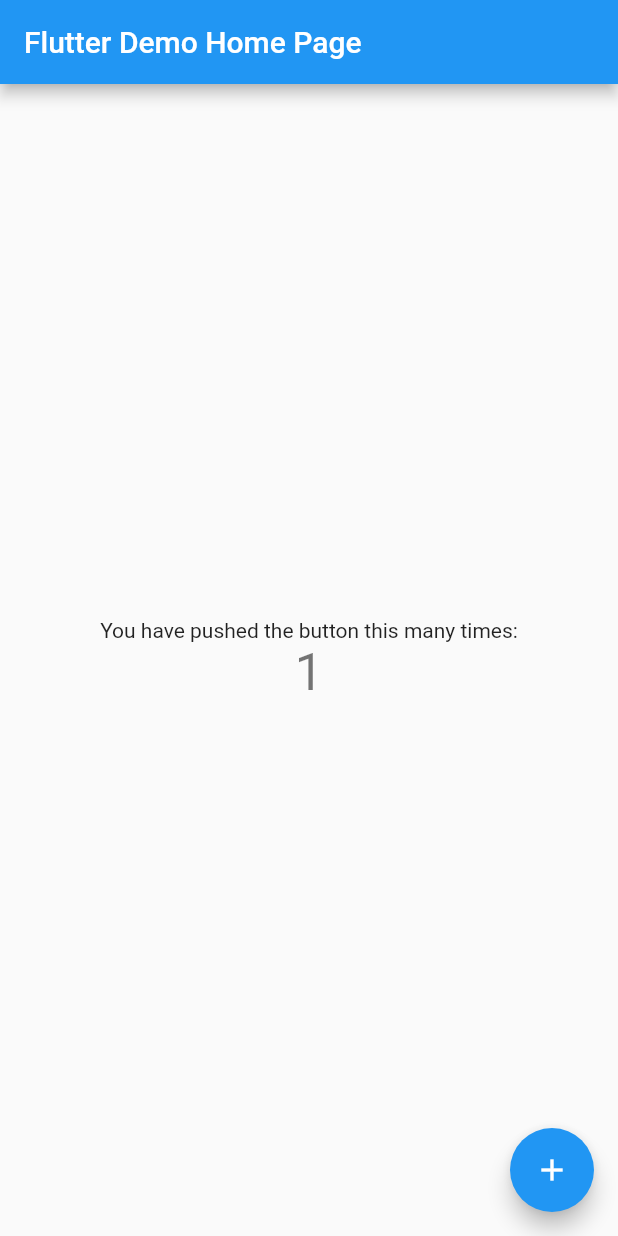
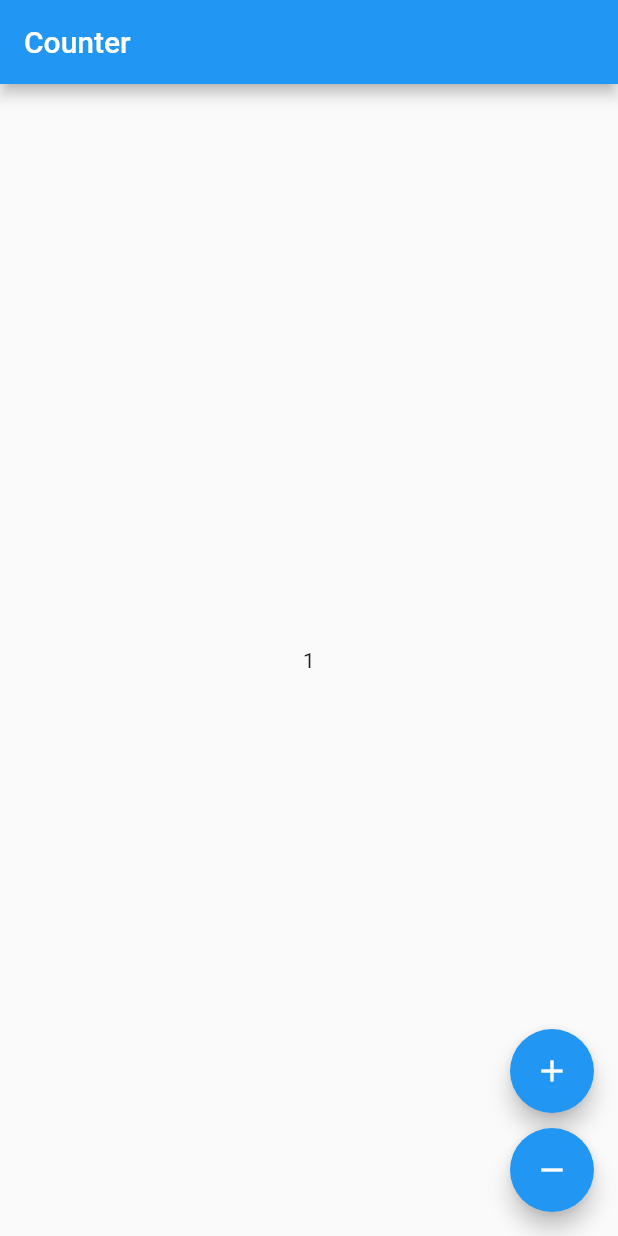
Before and after one commit to Lppt12345/Multi-UI-flutter, a Flutter app: the screen it shows after launch, after a tap on the "add" icon, on a phone screen of 412 x 824 dp. Run offline on Flutter 3.47's test engine with Material 2 defaults, Android fonts, the phone set to English and light mode, and no system bars; our stand-ins replace flutter_bloc.

Commit message:
Counter APP

```diff
--- /dev/null
+++ b/App-use-bloc/lib/counter_cubit.dart
@@ -0,0 +1,7 @@
+import 'package:flutter_bloc/flutter_bloc.dart';
+
+class CounterCubit extends Cubit<int>{
+  CounterCubit(): super(0);
+  void increment() => emit(state+1);
+  void decrement() => emit(state-1);
+}
--- /dev/null
+++ b/App-use-bloc/lib/counter_page.dart
@@ -0,0 +1,33 @@
+import 'package:flutter/material.dart';
+import 'package:flutter_bloc/flutter_bloc.dart';
+
+import 'counter_cubit.dart';
+
+class CounterPage extends StatelessWidget {
+  const CounterPage({Key? key}) : super(key: key);
+
+  @override
+  Widget build(BuildContext context) {
+    return Scaffold(
+      appBar: AppBar(
+        title: const Text('Counter'),
+      ),
+      body: BlocBuilder<CounterCubit, int>(
+        builder: (context, count) => Center(
+          child: Text('$count'),
+        ),
+      ),
+      floatingActionButton:
+          Column(mainAxisAlignment: MainAxisAlignment.end, children: [
+        FloatingActionButton(
+          child: const Icon(Icons.add),
+          onPressed: () => context.read<CounterCubit>().increment(),
+        ),
+        const SizedBox(height: 10),
+        FloatingActionButton(
+            child: const Icon(Icons.remove),
+            onPressed: () => context.read<CounterCubit>().decrement())
+      ]),
+    );
+  }
+}
--- a/App-use-bloc/lib/main.dart
+++ b/App-use-bloc/lib/main.dart
@@ -1,4 +1,8 @@
 import 'package:flutter/material.dart';
+import 'package:flutter_bloc/flutter_bloc.dart';
+
+import 'counter_cubit.dart';
+import 'counter_page.dart';
 
 void main() {
   runApp(const MyApp());
@@ -7,109 +11,13 @@ void main() {
 class MyApp extends StatelessWidget {
   const MyApp({Key? key}) : super(key: key);
 
-  // This widget is the root of your application.
   @override
   Widget build(BuildContext context) {
     return MaterialApp(
-      title: 'Flutter Demo',
-      theme: ThemeData(
-        // This is the theme of your application.
-        //
-        // Try running your application with "flutter run". You'll see the
-        // application has a blue toolbar. Then, without quitting the app, try
-        // changing the primarySwatch below to Colors.green and then invoke
-        // "hot reload" (press "r" in the console where you ran "flutter run",
-        // or simply save your changes to "hot reload" in a Flutter IDE).
-        // Notice that the counter didn't reset back to zero; the application
-        // is not restarted.
-        primarySwatch: Colors.blue,
+      home: BlocProvider(
+        create: (context) => CounterCubit(),
+        child: CounterPage(),
       ),
-      home: const MyHomePage(title: 'Flutter Demo Home Page'),
     );
   }
 }
-
-class MyHomePage extends StatefulWidget {
-  const MyHomePage({Key? key, required this.title}) : super(key: key);
-
-  // This widget is the home page of your application. It is stateful, meaning
-  // that it has a State object (defined below) that contains fields that affect
-  // how it looks.
-
-  // This class is the configuration for the state. It holds the values (in this
-  // case the title) provided by the parent (in this case the App widget) and
-  // used by the build method of the State. Fields in a Widget subclass are
-  // always marked "final".
-
-  final String title;
-
-  @override
-  State<MyHomePage> createState() => _MyHomePageState();
-}
-
-class _MyHomePageState extends State<MyHomePage> {
-  int _counter = 0;
-
-  void _incrementCounter() {
-    setState(() {
-      // This call to setState tells the Flutter framework that something has
-      // changed in this State, which causes it to rerun the build method below
-      // so that the display can reflect the updated values. If we changed
-      // _counter without calling setState(), then the build method would not be
-      // called again, and so nothing would appear to happen.
-      _counter++;
-    });
-  }
-
-  @override
-  Widget build(BuildContext context) {
-    // This method is rerun every time setState is called, for instance as done
-    // by the _incrementCounter method above.
-    //
-    // The Flutter framework has been optimized to make rerunning build methods
-    // fast, so that you can just rebuild anything that needs updating rather
-    // than having to individually change instances of widgets.
-    return Scaffold(
-      appBar: AppBar(
-        // Here we take the value from the MyHomePage object that was created by
-        // the App.build method, and use it to set our appbar title.
-        title: Text(widget.title),
-      ),
-      body: Center(
-        // Center is a layout widget. It takes a single child and positions it
-        // in the middle of the parent.
-        child: Column(
-          // Column is also a layout widget. It takes a list of children and
-          // arranges them vertically. By default, it sizes itself to fit its
-          // children horizontally, and tries to be as tall as its parent.
-          //
-          // Invoke "debug painting" (press "p" in the console, choose the
-          // "Toggle Debug Paint" action from the Flutter Inspector in Android
-          // Studio, or the "Toggle Debug Paint" command in Visual Studio Code)
-          // to see the wireframe for each widget.
-          //
-          // Column has various properties to control how it sizes itself and
-          // how it positions its children. Here we use mainAxisAlignment to
-          // center the children vertically; the main axis here is the vertical
-          // axis because Columns are vertical (the cross axis would be
-          // horizontal).
-          mainAxisAlignment: MainAxisAlignment.center,
-          children: <Widget>[
-            const Text(
-              'You have pushed the button this many times:',
-            ),
-            Text(
-              '$_counter',
-              style: Theme.of(context).textTheme.headline4,
-            ),
-          ],
-        ),
-      ),
-      floatingActionButton: FloatingActionButton(
-        onPressed: _incrementCounter,
-        tooltip: 'Increment',
-        child: const Icon(Icons.add),
-      ), // This trailing comma makes auto-formatting nicer for build methods.
-    );
-  }
-}
--- a/App-use-bloc/pubspec.yaml
+++ b/App-use-bloc/pubspec.yaml
@@ -34,6 +34,7 @@ dependencies:
   # The following adds the Cupertino Icons font to your application.
   # Use with the CupertinoIcons class for iOS style icons.
   cupertino_icons: ^1.0.2
+  flutter_bloc: 8.0.1
 
 dev_dependencies:
   flutter_test:
```
Also changed, not shown: App-use-bloc/pubspec.lock.
